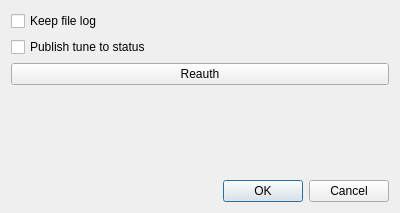
Before: the Qt Designer form src/plugins/azoth/plugins/murm/accountconfigdialog.ui in 0xd34df00d/leechcraft, drawn with Qt 5.
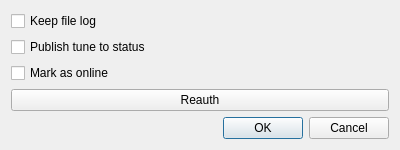
After: the same form once the commit is applied.

Commit message: [Azoth Murm] {Get,Set}MarkAsOnline() for #1370.

```diff
--- a/src/plugins/azoth/plugins/murm/accountconfigdialog.ui
+++ b/src/plugins/azoth/plugins/murm/accountconfigdialog.ui
@@ -7,7 +7,7 @@
     <x>0</x>
     <y>0</y>
     <width>400</width>
-    <height>213</height>
+    <height>149</height>
    </rect>
   </property>
   <property name="windowTitle">
@@ -28,6 +28,13 @@
      </property>
     </widget>
    </item>
+   <item>
+    <widget class="QCheckBox" name="MarkAsOnline_">
+     <property name="text">
+      <string>Mark as online</string>
+     </property>
+    </widget>
+   </item>
    <item>
     <widget class="QPushButton" name="Reauth_">
      <property name="text">
@@ -43,7 +50,7 @@
      <property name="sizeHint" stdset="0">
       <size>
        <width>20</width>
-       <height>86</height>
+       <height>6</height>
       </size>
      </property>
     </spacer>
```
The commit also changes 2 other files.
